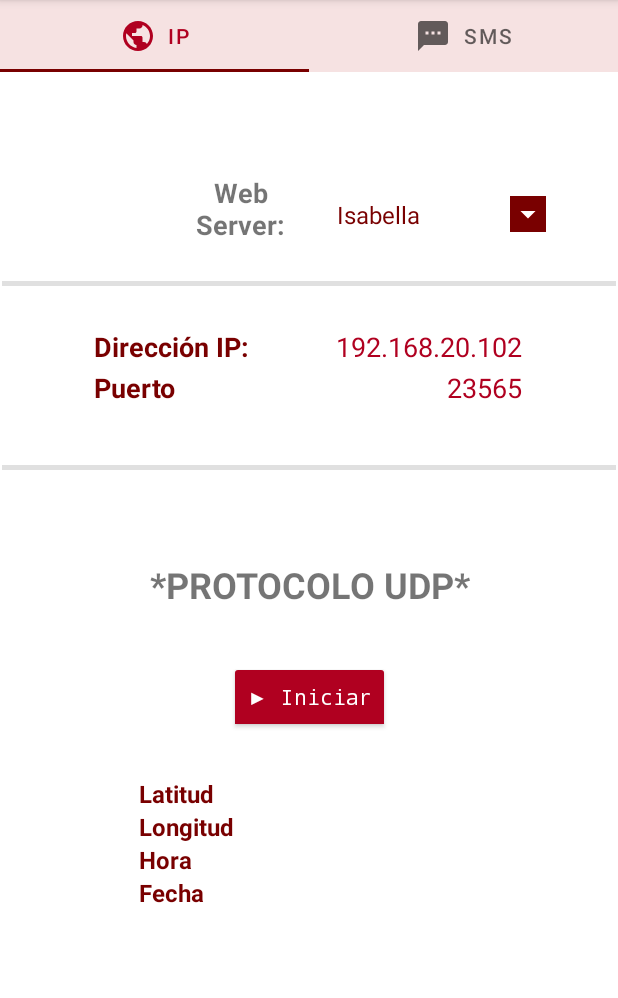
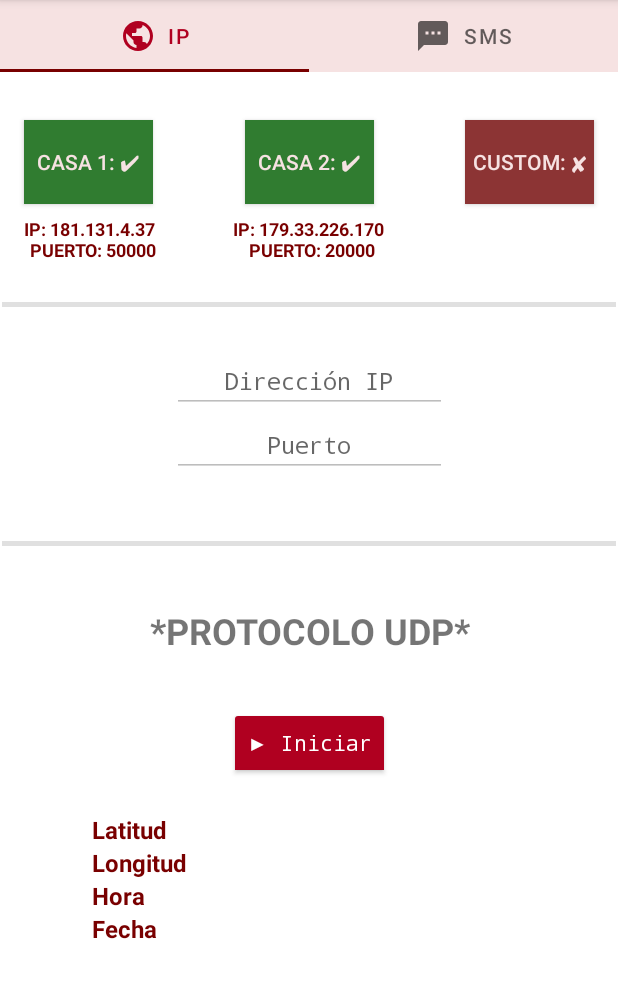
Before and after one commit to HectorND15/DisElect_P1, an Android app: the screen it shows after launch (MainActivity), on a phone screen of 412 x 824 dp, the part 75-1073 px from its top. Run offline under Robolectric (Android 15) with nearby library versions, the phone set to English and light mode, and no system bars.

Commit message:
Tracking GPS status, sending with UDP protocol on two spicified hosts. And have an custom buttom to inserte a different custom and port.

```diff
--- a/SMSGPS/app/src/main/java/com/example/sms_gps/SecondFragment.java
+++ b/SMSGPS/app/src/main/java/com/example/sms_gps/SecondFragment.java
@@ -12,6 +12,7 @@ import android.os.Bundle;
 import androidx.core.content.ContextCompat;
 import androidx.fragment.app.Fragment;
 
+import android.text.InputType;
 import android.util.Log;
 import android.view.LayoutInflater;
 import android.view.View;
@@ -55,7 +56,6 @@ public class SecondFragment extends Fragment {
     public SecondFragment() {
         // Required empty public constructor
     }
-
     /**
      * Use this factory method to create a new instance of
      * this fragment using the provided parameters.
@@ -73,7 +73,6 @@ public class SecondFragment extends Fragment {
         fragment.setArguments(args);
         return fragment;
     }
-
     @Override
     public void onCreate(Bundle savedInstanceState) {
         super.onCreate(savedInstanceState);
@@ -83,14 +82,12 @@ public class SecondFragment extends Fragment {
         }
     }
 
-    private TextView tvLatitude1, tvLongitude1, tvIpNum, tvPorNum, tvTime, tvDate;
+    private TextView tvLatitude1, tvLongitude1, tvTime, tvDate;
+    private EditText  etIpNum, etPorNum;
     private LocationManager locationManager1;
-    private Spinner spinner;
-    private ToggleButton enviar1;
+    private ToggleButton enviar1, casa1, casa2, custom;
 
 
-
-    //LocationIP.TCP myThreadTcp;
     UDP udpMsg;
 
     @Override
@@ -99,13 +96,21 @@ public class SecondFragment extends Fragment {
         // Inflate the layout for this fragment
         View root = inflater.inflate(R.layout.ip_fragment, container, false);
 
+        etIpNum = root.findViewById(R.id.ipValue);
+        etIpNum.setInputType(InputType.TYPE_NULL);
+        etIpNum.setEnabled(false);
+        etPorNum = root.findViewById(R.id.portValue);
+        etPorNum.setInputType(InputType.TYPE_NULL);
+        etPorNum.setEnabled(false);
 
         tvLatitude1 = root.findViewById(R.id.tvLatitude);
         tvLongitude1 = root.findViewById(R.id.tvLongitude);
-        tvIpNum = root.findViewById(R.id.ipValue);
-        tvPorNum = root.findViewById(R.id.portValue);
         tvTime = root.findViewById(R.id.tvTime);
         tvDate = root.findViewById(R.id.tvDate);
+        casa1 = root.findViewById(R.id.toggleButtonCasa1);
+        casa2 = root.findViewById(R.id.toggleButtonCasa2);
+        custom = root.findViewById(R.id.toggleButtonCustom);
+
 
         UDPSender udpSender = new UDPSender();
         Thread hiloUDP = new Thread(udpSender, "The Thread");
@@ -118,44 +123,47 @@ public class SecondFragment extends Fragment {
                 if(!b){
                     try{
                         udpSender.requestStop();
-                    } catch (Exception ignore){
-
+                    } catch (Exception e){
+                        e.printStackTrace();
                     }
                     Log.d("myTag","request stop UDP");
+                    Toast.makeText(getContext(), "Detenido el envío de paquetes", Toast.LENGTH_SHORT).show();
                     }
                 else {
                     Thread hiloUDP1 = new Thread(udpSender, "The Thread");
                     udpSender.requestStart();
                     hiloUDP1.start();
+                    Toast.makeText(getContext(), "Iniciado el envío de paquetes", Toast.LENGTH_SHORT).show();
                 }
             }
         });
 
-        spinner = root.findViewById(R.id.spinner1);
-        String [] webServers = {
-                "Isabella",
-                "Hector"
-        };
-        ArrayAdapter<String> adapter = new ArrayAdapter<String>(root.getContext(), R.layout.spinner_item,webServers);
-        spinner.setAdapter(adapter);
-        spinner.setOnItemSelectedListener(new AdapterView.OnItemSelectedListener() {
+        custom.setOnCheckedChangeListener(new CompoundButton.OnCheckedChangeListener() {
             @Override
-            public void onItemSelected(AdapterView<?> adapterView, View view, int i, long l) {
-                String spinnerValue = adapterView.getItemAtPosition(i).toString();
-                if (spinnerValue == "Isabella"){
-                    tvIpNum.setText("192.168.20.102");
-                    tvPorNum.setText("23565");
-                }else if (spinnerValue=="Hector"){
-                    tvIpNum.setText("10.20.42.157");
-                    tvPorNum.setText("44444");
+            public void onCheckedChanged(CompoundButton compoundButton, boolean b) {
+                if(b){
+                    etIpNum.setEnabled(true);
+                    etPorNum.setEnabled(true);
+                    etIpNum.setInputType(InputType.TYPE_CLASS_PHONE);
+                    etPorNum.setInputType(InputType.TYPE_CLASS_PHONE);
+                    try{
+                        udpSender.requestStop();
+                        enviar1.setChecked(false);
+                    } catch (Exception e){
+                        e.printStackTrace();
                     }
                 }
-
-            @Override
-            public void onNothingSelected(AdapterView<?> adapterView) {
-
+                else {
+                    etIpNum.setText("");
+                    etPorNum.setText("");
+                    etIpNum.setEnabled(false);
+                    etPorNum.setEnabled(false);
+                    etIpNum.setInputType(InputType.TYPE_NULL);
+                    etPorNum.setInputType(InputType.TYPE_NULL);
+                }
             }
         });
+
 
         locationManager1 = (LocationManager) getContext().getSystemService(Context.LOCATION_SERVICE);
         GetLatLon();
@@ -165,6 +173,10 @@ public class SecondFragment extends Fragment {
 
     private class UDPSender implements Runnable {
         private boolean stopRequested = false;
+        private String hostCasa1 = "181.131.4.37";
+        private int portCasa1 = 50000;
+        private String hostCasa2 = "179.33.226.170";
+        private int portCasa2 = 20000;
 
         public synchronized void requestStop() {
             this.stopRequested = true;
@@ -191,13 +203,14 @@ public class SecondFragment extends Fragment {
             Log.d("myTag","enviando paquetes UDP");
             while (!isStopRequested()) {
                 sleep((3000));
-                String host = tvIpNum.getText().toString().trim();
-                String portString = tvPorNum.getText().toString().trim();
-                String msg = "lat:\n" + tvLatitude1.getText().toString() + "\n" + tvLongitude1.getText().toString() +
+                String hostCustom = etIpNum.getText().toString().trim();
+                String portCustom =  etPorNum.getText().toString().trim();
+                String msg = tvLatitude1.getText().toString() + "\n" + tvLongitude1.getText().toString() +
                         "\n"+ tvTime.getText().toString() + "\n" + tvDate.getText().toString();
-                int port = Integer.parseInt(portString);
 
-                udpMsg = new UDP(host, port);
+
+                if(casa1.isChecked()){
+                    udpMsg = new UDP(hostCasa1, portCasa1);
                     try {
                         udpMsg.execute(msg);
                     } catch (Exception e) {
@@ -205,6 +218,30 @@ public class SecondFragment extends Fragment {
                         break;
 
                     }
+                }
+                if(casa2.isChecked()){
+                    udpMsg = new UDP(hostCasa2, portCasa2);
+                    try {
+                        udpMsg.execute(msg);
+                    } catch (Exception e) {
+                        e.printStackTrace();
+                        break;
+
+                    }
+                }
+                if(custom.isChecked() & !portCustom.isEmpty()){
+                    int intPortCustom = Integer.parseInt(portCustom);
+                    udpMsg = new UDP(hostCustom, intPortCustom);
+                    try {
+                        udpMsg.execute(msg);
+                    } catch (Exception e) {
+                        e.printStackTrace();
+                        break;
+
+                    }
+                }
+
+
 
             }
             Log.d("myTag", "Deteniendo envío");
@@ -224,7 +261,7 @@ public class SecondFragment extends Fragment {
 
                 Date dateTime = new Date(location.getTime());
                 SimpleDateFormat timeFormat = new SimpleDateFormat("HH:mm:ss");
-                SimpleDateFormat dateFormat = new SimpleDateFormat("dd/MM/yyyy");
+                SimpleDateFormat dateFormat = new SimpleDateFormat("dd-MM-yyyy");
 
                 tvDate.setText(""+dateFormat.format(dateTime));
                 tvTime.setText(""+timeFormat.format(dateTime));
--- /dev/null
+++ b/SMSGPS/app/src/main/res/drawable/my_btn_toggle.xml
@@ -0,0 +1,5 @@
+<?xml version="1.0" encoding="utf-8"?>
+<selector xmlns:android="http://schemas.android.com/apk/res/android">
+    <item android:state_checked="false" android:drawable="@color/red"  />
+    <item android:state_checked="true" android:drawable="@color/green"  />
+</selector>
--- a/SMSGPS/app/src/main/res/layout/ip_fragment.xml
+++ b/SMSGPS/app/src/main/res/layout/ip_fragment.xml
@@ -13,39 +13,40 @@
 
 
         <TextView
-            android:id="@+id/textView3"
-            android:layout_width="85dp"
-            android:layout_height="51dp"
-            android:layout_marginTop="68dp"
-            android:text="@string/ws"
+            android:id="@+id/textView6"
+            android:layout_width="109dp"
+            android:layout_height="37dp"
+            android:layout_marginTop="8dp"
+            android:text="@string/casa1"
             android:textAlignment="center"
-            android:textSize="18sp"
+            android:textColor="@color/secondaryDarkColor"
+            android:textSize="12sp"
             android:textStyle="bold"
-            app:layout_constraintEnd_toStartOf="@+id/spinner1"
-            app:layout_constraintHorizontal_bias="0.893"
-            app:layout_constraintStart_toStartOf="parent"
-            app:layout_constraintTop_toTopOf="parent" />
 
-        <Spinner
-            android:id="@+id/spinner1"
-            android:layout_width="159dp"
+            app:layout_constraintEnd_toEndOf="@+id/toggleButtonCasa1"
+            app:layout_constraintHorizontal_bias="0.454"
+            app:layout_constraintStart_toStartOf="@+id/toggleButtonCasa1"
+            app:layout_constraintTop_toBottomOf="@+id/toggleButtonCasa1" />
+
+        <TextView
+            android:id="@+id/textView9"
+            android:layout_width="109dp"
             android:layout_height="37dp"
-            android:layout_marginTop="76dp"
-            android:layout_marginEnd="36dp"
-            android:backgroundTint="@color/secondaryDarkColor"
-            android:backgroundTintMode="add"
-            android:spinnerMode="dropdown"
-            android:textAlignment="textEnd"
-            app:layout_constraintEnd_toEndOf="parent"
-            app:layout_constraintTop_toTopOf="parent"
-            tools:ignore="SpeakableTextPresentCheck,SpeakableTextPresentCheck,TouchTargetSizeCheck,TouchTargetSizeCheck">
+            android:layout_marginTop="8dp"
+            android:text="@string/casa2"
+            android:textAlignment="center"
+            android:textColor="@color/secondaryDarkColor"
+            android:textSize="12sp"
+            android:textStyle="bold"
 
-        </Spinner>
+            app:layout_constraintEnd_toEndOf="@+id/toggleButtonCasa2"
+            app:layout_constraintStart_toStartOf="@+id/toggleButtonCasa2"
+            app:layout_constraintTop_toBottomOf="@+id/toggleButtonCasa2" />
 
         <TableLayout
             android:id="@+id/tableLayout"
-            android:layout_width="287dp"
-            android:layout_height="63dp"
+            android:layout_width="183dp"
+            android:layout_height="100dp"
             android:layout_marginTop="28dp"
             app:layout_constraintEnd_toEndOf="parent"
             app:layout_constraintStart_toStartOf="parent"
@@ -55,44 +56,32 @@
                 android:layout_width="match_parent"
                 android:layout_height="match_parent">
 
-                <TextView
-                    android:id="@+id/tv1"
-                    android:layout_width="124dp"
+                <EditText
+                    android:id="@+id/ipValue"
+                    android:layout_width="wrap_content"
                     android:layout_height="wrap_content"
-                    android:text="@string/IP_number"
-                    android:textColor="@color/secondaryDarkColor"
-                    android:textSize="18sp"
-                    android:textStyle="bold" />
-
-                <TextView
-                    android:id="@+id/ipValue"
-                    android:layout_width="161dp"
-                    android:layout_height="27dp"
-                    android:textAlignment="textEnd"
-                    android:textColor="@color/secondaryColor"
-                    android:textSize="18sp" />
+                    android:ems="10"
+                    android:fontFamily="monospace"
+                    android:hint="@string/IP_number"
+                    android:inputType="phone"
+                    android:textAlignment="center"
+                    android:textSize="16sp" />
             </TableRow>
 
             <TableRow
-                android:layout_width="match_parent"
-                android:layout_height="match_parent">
+                android:layout_width="wrap_content"
+                android:layout_height="wrap_content">
 
-                <TextView
-                    android:id="@+id/tv2"
-                    android:layout_width="111dp"
+                <EditText
+                    android:id="@+id/portValue"
+                    android:layout_width="wrap_content"
                     android:layout_height="wrap_content"
-                    android:text="@string/Puerto"
-                    android:textColor="@color/secondaryDarkColor"
-                    android:textSize="18sp"
-                    android:textStyle="bold" />
-
-                <TextView
-                    android:id="@+id/portValue"
-                    android:layout_width="153dp"
-                    android:layout_height="wrap_content"
-                    android:textAlignment="textEnd"
-                    android:textColor="@color/secondaryColor"
-                    android:textSize="18sp" />
+                    android:ems="10"
+                    android:fontFamily="monospace"
+                    android:hint="@string/Puerto"
+                    android:inputType="phone"
+                    android:textAlignment="center"
+                    android:textSize="16sp" />
             </TableRow>
 
         </TableLayout>
@@ -101,7 +90,7 @@
             android:id="@+id/textView13"
             android:layout_width="215dp"
             android:layout_height="35dp"
-            android:layout_marginTop="60dp"
+            android:layout_marginTop="40dp"
             android:text="@string/protocol"
             android:textAlignment="center"
             android:textSize="24sp"
@@ -112,8 +101,8 @@
 
         <TableLayout
             android:id="@+id/tableLayout1"
-            android:layout_width="225dp"
-            android:layout_height="108dp"
+            android:layout_width="288dp"
+            android:layout_height="109dp"
             android:layout_marginBottom="36dp"
             app:layout_constraintBottom_toBottomOf="parent"
             app:layout_constraintEnd_toEndOf="parent"
@@ -133,11 +122,13 @@
                     android:text="@string/latitud_txt"
                     android:textColor="@color/secondaryDarkColor"
                     android:textSize="16sp"
-                    android:textStyle="bold" />
+                    android:textStyle="bold"
+
+                    />
 
                 <TextView
                     android:id="@+id/tvLatitude"
-                    android:layout_width="144dp"
+                    android:layout_width="226dp"
                     android:layout_height="wrap_content"
                     android:fontFamily="monospace"
                     android:textAlignment="textEnd"
@@ -227,7 +218,7 @@
             android:background="?android:attr/listDivider"
             app:layout_constraintEnd_toEndOf="parent"
             app:layout_constraintStart_toStartOf="parent"
-            app:layout_constraintTop_toBottomOf="@+id/textView3" />
+            app:layout_constraintTop_toBottomOf="@+id/textView9" />
 
         <View
             android:id="@+id/divider2"
@@ -256,6 +247,62 @@
             app:layout_constraintStart_toStartOf="parent"
             app:layout_constraintTop_toBottomOf="@+id/textView13" />
 
+        <ToggleButton
+            android:id="@+id/toggleButtonCasa1"
+            android:layout_width="86dp"
+            android:layout_height="56dp"
+            android:layout_marginStart="16dp"
+
+            android:layout_marginTop="32dp"
+            android:background="@drawable/my_btn_toggle"
+            android:checked="true"
+            android:text="ToggleButton"
+            android:textColor="@color/primaryColor"
+            android:textOff="Casa 1: ✘"
+
+
+            android:textOn="Casa 1: ✔"
+            app:layout_constraintEnd_toStartOf="@+id/toggleButton4"
+            app:layout_constraintHorizontal_bias="0.096"
+            app:layout_constraintStart_toStartOf="parent"
+            app:layout_constraintTop_toTopOf="parent" />
+
+        <ToggleButton
+            android:id="@+id/toggleButtonCasa2"
+            android:layout_width="86dp"
+            android:layout_height="56dp"
+            android:layout_marginTop="32dp"
+            android:background="@drawable/my_btn_toggle"
+
+            android:text="ToggleButton"
+            android:textColor="@color/primaryColor"
+            android:textOff="Casa 2: ✘"
+            android:textOn="Casa 2: ✔"
+            android:checked="true"
+
+            app:layout_constraintEnd_toStartOf="@+id/toggleButtonCustom"
+            app:layout_constraintStart_toEndOf="@+id/toggleButtonCasa1"
+            app:layout_constraintTop_toTopOf="parent" />
+
+        <ToggleButton
+            android:id="@+id/toggleButtonCustom"
+            android:layout_width="86dp"
+            android:layout_height="56dp"
+            android:layout_marginTop="32dp"
+            android:layout_marginEnd="16dp"
+
+            android:background="@drawable/my_btn_toggle"
+            android:text="ToggleButton"
+            android:textColor="@color/primaryColor"
+            android:textOff="Custom: ✘"
+            android:textOn="Custom: ✔"
+            android:checked="false"
+
+            app:layout_constraintBottom_toTopOf="@+id/divider"
+            app:layout_constraintEnd_toEndOf="parent"
+            app:layout_constraintTop_toTopOf="parent"
+            app:layout_constraintVertical_bias="0.0" />
+
     </androidx.constraintlayout.widget.ConstraintLayout>
 
 
--- a/SMSGPS/app/src/main/res/layout/spinner_item.xml
+++ b/SMSGPS/app/src/main/res/layout/spinner_item.xml
@@ -5,6 +5,7 @@
     android:layout_width="match_parent"
     android:layout_height="wrap_content"
     android:textSize="16sp"
+    android:gravity="end"
     android:padding="8sp"
     android:textColor="@color/secondaryDarkColor"
     />
--- a/SMSGPS/app/src/main/res/values/colors.xml
+++ b/SMSGPS/app/src/main/res/values/colors.xml
@@ -5,4 +5,6 @@
     <color name="secondaryDarkColor">#790000</color>
     <color name="secondaryTextColor">#ffffff</color>
     <color name="primaryTextColor">#000000</color>
+    <color name="red">#8C3434</color>
+    <color name="green">#307C30</color>
 </resources>
--- a/SMSGPS/app/src/main/res/values/strings.xml
+++ b/SMSGPS/app/src/main/res/values/strings.xml
@@ -5,7 +5,7 @@
     <string name="txt_phone_number">Número de Teléfono</string>
     <string name="latitud_txt">Latitud</string>
     <string name="longitud_txt">Longitud</string>
-    <string name="IP_number">Dirección IP:</string>
+    <string name="IP_number">Dirección IP</string>
     <string name="Puerto">Puerto</string>
     <string name="GTA">GLA</string>
     <string name="GTA_meanin">GPS Logging App</string>
@@ -13,6 +13,9 @@
     <string name="protocol">*PROTOCOLO UDP*</string>
     <string name="Time">Hora</string>
     <string name="Date">Fecha</string>
+
+    <string name="casa1">IP: 181.131.4.37 \n PUERTO: 50000</string>
+    <string name="casa2">IP: 179.33.226.170 \n PUERTO: 20000</string>
     <!-- TODO: Remove or change this placeholder text -->
 
 
```
Lines whose indentation alone changed are shown as unchanged.
